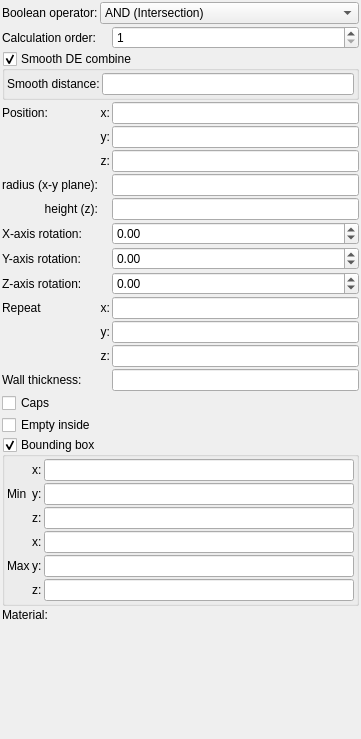
Qt form mandelbulber2/formula/ui/primitive_cylinder.ui (buddhi1980/mandelbulber2) before a commit.
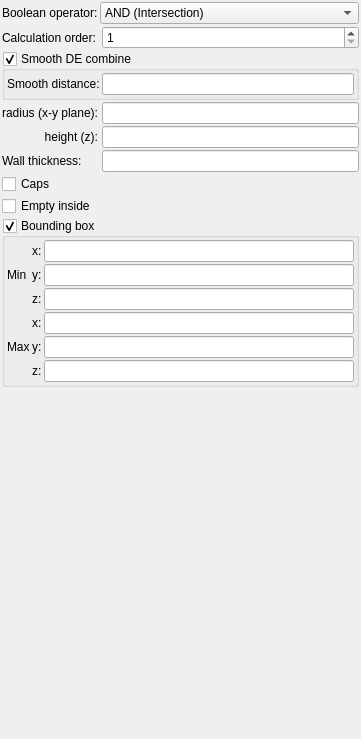
The same form after that commit. Custom widgets are drawn as their Qt base class.

Diff of the .ui file:
```diff
--- a/mandelbulber2/formula/ui/primitive_cylinder.ui
+++ b/mandelbulber2/formula/ui/primitive_cylinder.ui
@@ -34,10 +34,53 @@
      <property name="spacing">
       <number>2</number>
      </property>
-     <item row="1" column="0">
-      <widget class="QLabel" name="label_21">
+     <item row="6" column="0" colspan="3">
+      <widget class="MyCheckBox" name="checkBox_caps">
+       <property name="sizePolicy">
+        <sizepolicy hsizetype="Minimum" vsizetype="Maximum">
+         <horstretch>0</horstretch>
+         <verstretch>0</verstretch>
+        </sizepolicy>
+       </property>
        <property name="text">
-        <string>Calculation order:</string>
+        <string>Caps</string>
+       </property>
+      </widget>
+     </item>
+     <item row="0" column="1" colspan="2">
+      <widget class="MyComboBox" name="comboBox_boolean_operator">
+       <property name="sizePolicy">
+        <sizepolicy hsizetype="Preferred" vsizetype="Preferred">
+         <horstretch>0</horstretch>
+         <verstretch>0</verstretch>
+        </sizepolicy>
+       </property>
+       <item>
+        <property name="text">
+         <string>AND (Intersection)</string>
+        </property>
+       </item>
+       <item>
+        <property name="text">
+         <string>OR (Union)</string>
+        </property>
+       </item>
+       <item>
+        <property name="text">
+         <string>SUB (Complement)</string>
+        </property>
+       </item>
+       <item>
+        <property name="text">
+         <string>rev SUB (B-A)</string>
+        </property>
+       </item>
+      </widget>
+     </item>
+     <item row="0" column="0">
+      <widget class="QLabel" name="label_20">
+       <property name="text">
+        <string>Boolean operator:</string>
        </property>
        <property name="wordWrap">
         <bool>true</bool>
@@ -63,64 +106,7 @@
        </property>
       </widget>
      </item>
-     <item row="2" column="0" colspan="3">
-      <widget class="MyGroupBox" name="groupCheck_smooth_de_combine_enable">
-       <property name="title">
-        <string>Smooth DE combine</string>
-       </property>
-       <property name="checkable">
-        <bool>true</bool>
-       </property>
-       <layout class="QGridLayout" name="gridLayout_4">
-        <property name="leftMargin">
-         <number>2</number>
-        </property>
-        <property name="topMargin">
-         <number>2</number>
-        </property>
-        <property name="rightMargin">
-         <number>2</number>
-        </property>
-        <property name="bottomMargin">
-         <number>2</number>
-        </property>
-        <property name="spacing">
-         <number>2</number>
-        </property>
-        <item row="0" column="0">
-         <widget class="QLabel" name="label_306">
-          <property name="text">
-           <string>Smooth distance:</string>
-          </property>
-          <property name="wordWrap">
-           <bool>true</bool>
-          </property>
-         </widget>
-        </item>
-        <item row="0" column="1">
-         <widget class="MyLineEdit" name="logedit_smooth_de_combine_distance">
-          <property name="sizePolicy">
-           <sizepolicy hsizetype="Expanding" vsizetype="Maximum">
-            <horstretch>0</horstretch>
-            <verstretch>0</verstretch>
-           </sizepolicy>
-          </property>
-         </widget>
-        </item>
-       </layout>
-      </widget>
-     </item>
-     <item row="13" column="1">
-      <widget class="QLabel" name="label_repeat_z_2">
-       <property name="text">
-        <string>z:</string>
-       </property>
-       <property name="alignment">
-        <set>Qt::AlignRight|Qt::AlignTrailing|Qt::AlignVCenter</set>
-       </property>
-      </widget>
-     </item>
-     <item row="7" column="0">
+     <item row="4" column="0">
       <widget class="QLabel" name="label_16">
        <property name="text">
         <string>height (z):</string>
@@ -130,7 +116,7 @@
        </property>
       </widget>
      </item>
-     <item row="16" column="0" colspan="3">
+     <item row="7" column="0" colspan="3">
       <widget class="MyCheckBox" name="checkBox_empty">
        <property name="sizePolicy">
         <sizepolicy hsizetype="Minimum" vsizetype="Maximum">
@@ -143,8 +129,25 @@
        </property>
       </widget>
      </item>
+     <item row="1" column="0">
+      <widget class="QLabel" name="label_21">
+       <property name="text">
+        <string>Calculation order:</string>
+       </property>
+       <property name="wordWrap">
+        <bool>true</bool>
+       </property>
+      </widget>
+     </item>
+     <item row="5" column="0">
+      <widget class="QLabel" name="label_3">
+       <property name="text">
+        <string>Wall thickness:</string>
+       </property>
+      </widget>
+     </item>
      <item row="4" column="2">
-      <widget class="MyLineEdit" name="vect3_position_y">
+      <widget class="MyLineEdit" name="logedit_height">
        <property name="sizePolicy">
         <sizepolicy hsizetype="Expanding" vsizetype="Maximum">
          <horstretch>0</horstretch>
@@ -153,37 +156,7 @@
        </property>
       </widget>
      </item>
-     <item row="3" column="1">
-      <widget class="QLabel" name="label_11">
-       <property name="text">
-        <string>x:</string>
-       </property>
-       <property name="alignment">
-        <set>Qt::AlignRight|Qt::AlignTrailing|Qt::AlignVCenter</set>
-       </property>
-      </widget>
-     </item>
-     <item row="18" column="1" colspan="2">
-      <widget class="cMaterialSelector" name="materialselector_material_id" native="true">
-       <property name="sizePolicy">
-        <sizepolicy hsizetype="Preferred" vsizetype="Minimum">
-         <horstretch>0</horstretch>
-         <verstretch>0</verstretch>
-        </sizepolicy>
-       </property>
-      </widget>
-     </item>
-     <item row="5" column="2">
-      <widget class="MyLineEdit" name="vect3_position_z">
-       <property name="sizePolicy">
-        <sizepolicy hsizetype="Expanding" vsizetype="Maximum">
-         <horstretch>0</horstretch>
-         <verstretch>0</verstretch>
-        </sizepolicy>
-       </property>
-      </widget>
-     </item>
-     <item row="17" column="0" colspan="3">
+     <item row="8" column="0" colspan="3">
       <widget class="MyGroupBox" name="groupCheck_limits_enable">
        <property name="title">
         <string>Bounding box</string>
@@ -350,8 +323,8 @@
        </layout>
       </widget>
      </item>
-     <item row="7" column="2">
-      <widget class="MyLineEdit" name="logedit_height">
+     <item row="5" column="2">
+      <widget class="MyLineEdit" name="logedit_wall_thickness">
        <property name="sizePolicy">
         <sizepolicy hsizetype="Expanding" vsizetype="Maximum">
          <horstretch>0</horstretch>
@@ -360,178 +333,54 @@
        </property>
       </widget>
      </item>
-     <item row="12" column="2">
-      <widget class="MyLineEdit" name="vect3_repeat_y">
-       <property name="sizePolicy">
-        <sizepolicy hsizetype="Expanding" vsizetype="Maximum">
-         <horstretch>0</horstretch>
-         <verstretch>0</verstretch>
-        </sizepolicy>
+     <item row="2" column="0" colspan="3">
+      <widget class="MyGroupBox" name="groupCheck_smooth_de_combine_enable">
+       <property name="title">
+        <string>Smooth DE combine</string>
        </property>
-      </widget>
-     </item>
-     <item row="13" column="2">
-      <widget class="MyLineEdit" name="vect3_repeat_z">
-       <property name="sizePolicy">
-        <sizepolicy hsizetype="Expanding" vsizetype="Maximum">
-         <horstretch>0</horstretch>
-         <verstretch>0</verstretch>
-        </sizepolicy>
-       </property>
-      </widget>
-     </item>
-     <item row="3" column="2">
-      <widget class="MyLineEdit" name="vect3_position_x">
-       <property name="sizePolicy">
-        <sizepolicy hsizetype="Expanding" vsizetype="Maximum">
-         <horstretch>0</horstretch>
-         <verstretch>0</verstretch>
-        </sizepolicy>
-       </property>
-      </widget>
-     </item>
-     <item row="10" column="2">
-      <widget class="MyDoubleSpinBox" name="spinboxd3_rotation_z">
-       <property name="sizePolicy">
-        <sizepolicy hsizetype="Minimum" vsizetype="Maximum">
-         <horstretch>0</horstretch>
-         <verstretch>0</verstretch>
-        </sizepolicy>
-       </property>
-       <property name="prefix">
-        <string/>
-       </property>
-       <property name="suffix">
-        <string/>
-       </property>
-       <property name="decimals">
-        <number>2</number>
-       </property>
-       <property name="minimum">
-        <double>-36000.000000000000000</double>
-       </property>
-       <property name="maximum">
-        <double>36000.000000000000000</double>
-       </property>
-       <property name="singleStep">
-        <double>0.100000000000000</double>
-       </property>
-      </widget>
-     </item>
-     <item row="18" column="0">
-      <widget class="QLabel" name="label_18">
-       <property name="text">
-        <string>Material:</string>
-       </property>
-      </widget>
-     </item>
-     <item row="12" column="1">
-      <widget class="QLabel" name="label_repeat_y_2">
-       <property name="text">
-        <string>y:</string>
-       </property>
-       <property name="alignment">
-        <set>Qt::AlignRight|Qt::AlignTrailing|Qt::AlignVCenter</set>
-       </property>
-      </widget>
-     </item>
-     <item row="8" column="2">
-      <widget class="MyDoubleSpinBox" name="spinboxd3_rotation_x">
-       <property name="sizePolicy">
-        <sizepolicy hsizetype="Minimum" vsizetype="Maximum">
-         <horstretch>0</horstretch>
-         <verstretch>0</verstretch>
-        </sizepolicy>
-       </property>
-       <property name="prefix">
-        <string/>
-       </property>
-       <property name="suffix">
-        <string/>
-       </property>
-       <property name="decimals">
-        <number>2</number>
-       </property>
-       <property name="minimum">
-        <double>-36000.000000000000000</double>
-       </property>
-       <property name="maximum">
-        <double>36000.000000000000000</double>
-       </property>
-       <property name="singleStep">
-        <double>0.100000000000000</double>
-       </property>
-      </widget>
-     </item>
-     <item row="9" column="0">
-      <widget class="QLabel" name="label_9">
-       <property name="text">
-        <string>Y-axis rotation:</string>
-       </property>
-      </widget>
-     </item>
-     <item row="11" column="1">
-      <widget class="QLabel" name="label_repeat_x_2">
-       <property name="text">
-        <string>x:</string>
-       </property>
-       <property name="alignment">
-        <set>Qt::AlignRight|Qt::AlignTrailing|Qt::AlignVCenter</set>
-       </property>
-      </widget>
-     </item>
-     <item row="5" column="1">
-      <widget class="QLabel" name="label_13">
-       <property name="text">
-        <string>z:</string>
-       </property>
-       <property name="alignment">
-        <set>Qt::AlignRight|Qt::AlignTrailing|Qt::AlignVCenter</set>
-       </property>
-      </widget>
-     </item>
-     <item row="0" column="0">
-      <widget class="QLabel" name="label_20">
-       <property name="text">
-        <string>Boolean operator:</string>
-       </property>
-       <property name="wordWrap">
+       <property name="checkable">
         <bool>true</bool>
        </property>
+       <layout class="QGridLayout" name="gridLayout_4">
+        <property name="leftMargin">
+         <number>2</number>
+        </property>
+        <property name="topMargin">
+         <number>2</number>
+        </property>
+        <property name="rightMargin">
+         <number>2</number>
+        </property>
+        <property name="bottomMargin">
+         <number>2</number>
+        </property>
+        <property name="spacing">
+         <number>2</number>
+        </property>
+        <item row="0" column="0">
+         <widget class="QLabel" name="label_306">
+          <property name="text">
+           <string>Smooth distance:</string>
+          </property>
+          <property name="wordWrap">
+           <bool>true</bool>
+          </property>
+         </widget>
+        </item>
+        <item row="0" column="1">
+         <widget class="MyLineEdit" name="logedit_smooth_de_combine_distance">
+          <property name="sizePolicy">
+           <sizepolicy hsizetype="Expanding" vsizetype="Maximum">
+            <horstretch>0</horstretch>
+            <verstretch>0</verstretch>
+           </sizepolicy>
+          </property>
+         </widget>
+        </item>
+       </layout>
       </widget>
      </item>
      <item row="3" column="0">
-      <widget class="QLabel" name="label_10">
-       <property name="text">
-        <string>Position:</string>
-       </property>
-      </widget>
-     </item>
-     <item row="6" column="2">
-      <widget class="MyLineEdit" name="logedit_radius">
-       <property name="sizePolicy">
-        <sizepolicy hsizetype="Expanding" vsizetype="Maximum">
-         <horstretch>0</horstretch>
-         <verstretch>0</verstretch>
-        </sizepolicy>
-       </property>
-      </widget>
-     </item>
-     <item row="8" column="0">
-      <widget class="QLabel" name="label_8">
-       <property name="text">
-        <string>X-axis rotation:</string>
-       </property>
-      </widget>
-     </item>
-     <item row="10" column="0">
-      <widget class="QLabel" name="label_15">
-       <property name="text">
-        <string>Z-axis rotation:</string>
-       </property>
-      </widget>
-     </item>
-     <item row="6" column="0">
       <widget class="QLabel" name="label_14">
        <property name="text">
         <string>radius (x-y plane):</string>
@@ -541,84 +390,9 @@
        </property>
       </widget>
      </item>
-     <item row="4" column="1">
-      <widget class="QLabel" name="label_12">
-       <property name="text">
-        <string>y:</string>
-       </property>
-       <property name="alignment">
-        <set>Qt::AlignRight|Qt::AlignTrailing|Qt::AlignVCenter</set>
-       </property>
-      </widget>
-     </item>
-     <item row="11" column="0">
-      <widget class="QLabel" name="label_2">
-       <property name="text">
-        <string>Repeat</string>
-       </property>
-      </widget>
-     </item>
-     <item row="0" column="1" colspan="2">
-      <widget class="MyComboBox" name="comboBox_boolean_operator">
+     <item row="3" column="2">
+      <widget class="MyLineEdit" name="logedit_radius">
        <property name="sizePolicy">
-        <sizepolicy hsizetype="Preferred" vsizetype="Preferred">
-         <horstretch>0</horstretch>
-         <verstretch>0</verstretch>
-        </sizepolicy>
-       </property>
-       <item>
-        <property name="text">
-         <string>AND (Intersection)</string>
-        </property>
-       </item>
-       <item>
-        <property name="text">
-         <string>OR (Union)</string>
-        </property>
-       </item>
-       <item>
-        <property name="text">
-         <string>SUB (Complement)</string>
-        </property>
-       </item>
-       <item>
-        <property name="text">
-         <string>rev SUB (B-A)</string>
-        </property>
-       </item>
-      </widget>
-     </item>
-     <item row="9" column="2">
-      <widget class="MyDoubleSpinBox" name="spinboxd3_rotation_y">
-       <property name="sizePolicy">
-        <sizepolicy hsizetype="Minimum" vsizetype="Maximum">
-         <horstretch>0</horstretch>
-         <verstretch>0</verstretch>
-        </sizepolicy>
-       </property>
-       <property name="prefix">
-        <string/>
-       </property>
-       <property name="suffix">
-        <string/>
-       </property>
-       <property name="decimals">
-        <number>2</number>
-       </property>
-       <property name="minimum">
-        <double>-36000.000000000000000</double>
-       </property>
-       <property name="maximum">
-        <double>36000.000000000000000</double>
-       </property>
-       <property name="singleStep">
-        <double>0.100000000000000</double>
-       </property>
-      </widget>
-     </item>
-     <item row="11" column="2">
-      <widget class="MyLineEdit" name="vect3_repeat_x">
-       <property name="sizePolicy">
         <sizepolicy hsizetype="Expanding" vsizetype="Maximum">
          <horstretch>0</horstretch>
          <verstretch>0</verstretch>
@@ -626,36 +400,6 @@
        </property>
       </widget>
      </item>
-     <item row="15" column="0" colspan="3">
-      <widget class="MyCheckBox" name="checkBox_caps">
-       <property name="sizePolicy">
-        <sizepolicy hsizetype="Minimum" vsizetype="Maximum">
-         <horstretch>0</horstretch>
-         <verstretch>0</verstretch>
-        </sizepolicy>
-       </property>
-       <property name="text">
-        <string>Caps</string>
-       </property>
-      </widget>
-     </item>
-     <item row="14" column="2">
-      <widget class="MyLineEdit" name="logedit_wall_thickness">
-       <property name="sizePolicy">
-        <sizepolicy hsizetype="Expanding" vsizetype="Maximum">
-         <horstretch>0</horstretch>
-         <verstretch>0</verstretch>
-        </sizepolicy>
-       </property>
-      </widget>
-     </item>
-     <item row="14" column="0">
-      <widget class="QLabel" name="label_3">
-       <property name="text">
-        <string>Wall thickness:</string>
-       </property>
-      </widget>
-     </item>
     </layout>
    </item>
    <item>
@@ -674,11 +418,6 @@
   </layout>
  </widget>
  <customwidgets>
-  <customwidget>
-   <class>MyDoubleSpinBox</class>
-   <extends>QDoubleSpinBox</extends>
-   <header>my_double_spin_box.h</header>
-  </customwidget>
   <customwidget>
    <class>MyCheckBox</class>
    <extends>QCheckBox</extends>
@@ -689,12 +428,6 @@
    <extends>QLineEdit</extends>
    <header>my_line_edit.h</header>
   </customwidget>
-  <customwidget>
-   <class>cMaterialSelector</class>
-   <extends>QWidget</extends>
-   <header>material_selector.h</header>
-   <container>1</container>
-  </customwidget>
   <customwidget>
    <class>MyComboBox</class>
    <extends>QComboBox</extends>
```
Left out of the diff: 9 changed lines with no effect on the pictures.
